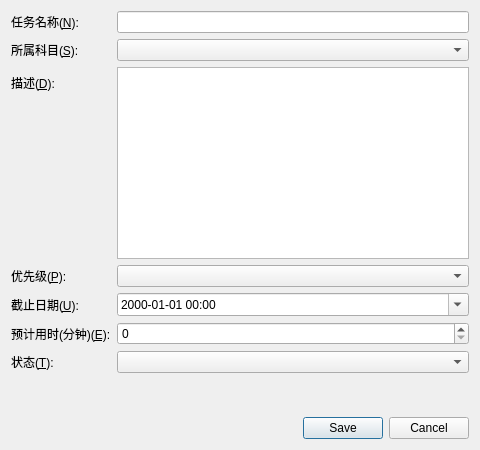
The window that src/gui/TaskDialog.ui (Endersniper024/cppgroupwork) describes before a commit, drawn with Qt 5.
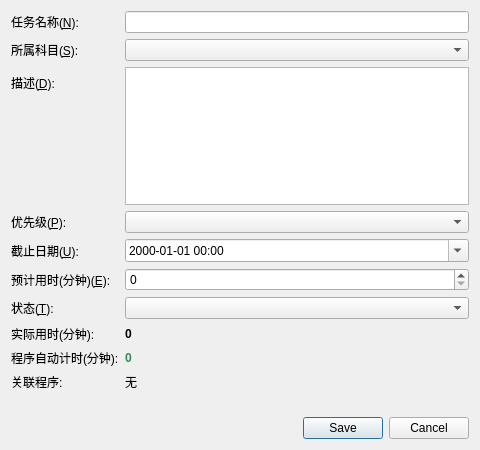
The same window after the commit.

Commit message:
完善程序关联与自动计时功能，优化悬浮窗布局
- 实现ProcessMonitor获取真实进程列表，移除假程序列表
- 新增ProcessLink/ProcessTimeLog结构体，DatabaseManager支持程序关联数据
- 新增ProcessMonitorService，自动记录程序运行时间
- MainWindow集成ProcessMonitorService，支持任务-程序关联后自动监控
- TimerWidget界面新增程序自动计时显示区，支持程序监控状态、计时、进度条
- 学习报告系统扩展支持程序时间统计、对比分析
- TaskDialog界面显示程序关联、程序计时、实际用时
- 优化悬浮窗布局：缩小按钮大小，单行显示，删除透明度控制
- 修复API key输入框父窗口问题，确保对话框正确显示在最前面
- 降低ProcessMonitor检查频率(1s3s)，减少系统负载
- TimerWidget新增定时器每2秒刷新程序计时数字，保证实时更新

```diff
--- a/src/gui/TaskDialog.ui
+++ b/src/gui/TaskDialog.ui
@@ -131,6 +131,57 @@
      <item row="6" column="1">
       <widget class="QComboBox" name="statusComboBox"/>
      </item>
+     <item row="7" column="0">
+      <widget class="QLabel" name="actualTimeLabel">
+       <property name="text">
+        <string>实际用时(分钟):</string>
+       </property>
+      </widget>
+     </item>
+     <item row="7" column="1">
+      <widget class="QLabel" name="actualTimeValueLabel">
+       <property name="text">
+        <string>0</string>
+       </property>
+       <property name="styleSheet">
+        <string>font-weight: bold;</string>
+       </property>
+      </widget>
+     </item>
+     <item row="8" column="0">
+      <widget class="QLabel" name="programTimeLabel">
+       <property name="text">
+        <string>程序自动计时(分钟):</string>
+       </property>
+      </widget>
+     </item>
+     <item row="8" column="1">
+      <widget class="QLabel" name="programTimeValueLabel">
+       <property name="text">
+        <string>0</string>
+       </property>
+       <property name="styleSheet">
+        <string>font-weight: bold; color: #2E8B57;</string>
+       </property>
+      </widget>
+     </item>
+     <item row="9" column="0">
+      <widget class="QLabel" name="linkedProgramsLabel">
+       <property name="text">
+        <string>关联程序:</string>
+       </property>
+      </widget>
+     </item>
+     <item row="9" column="1">
+      <widget class="QLabel" name="linkedProgramsValueLabel">
+       <property name="text">
+        <string>无</string>
+       </property>
+       <property name="wordWrap">
+        <bool>true</bool>
+       </property>
+      </widget>
+     </item>
     </layout>
    </item>
    <item>
```
The commit also changes 28 other files.
